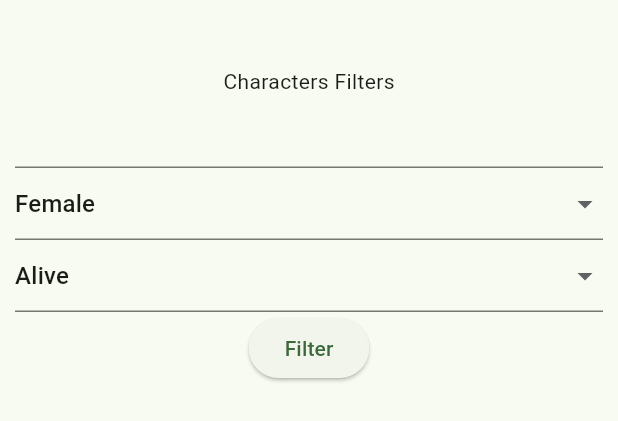
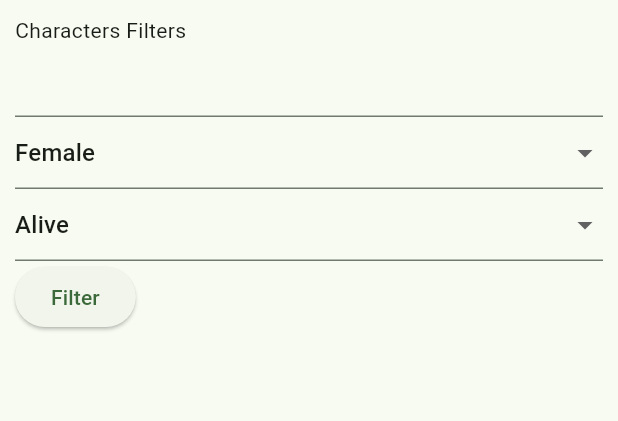
Before and after one commit to jairoportela/rick_and_morty_app, a Flutter app: the CharactersFilterModal widget shown alone on an empty page, opened directly with empty values, on a phone screen of 412 x 824 dp. Shown: the top 421 px of the screen. Run offline on Flutter 3.47's test engine with Material 2 defaults, Android fonts, the phone set to English and light mode, and no system bars; our stand-ins replace bloc, equatable, flutter_bloc, infinite_scroll_pagination.

Commit message:
feat: add blue print modal for filter

```diff
--- a/lib/src/characters/presentation/widgets/characters_filters_modal.dart
+++ b/lib/src/characters/presentation/widgets/characters_filters_modal.dart
@@ -21,21 +21,24 @@ class _CharactersFilterModalState extends State<CharactersFilterModal> {
 
   @override
   Widget build(BuildContext context) {
-    return SizedBox(
-      height: 300,
-      child: Padding(
-        padding: const EdgeInsets.all(10),
-        child: Center(
+    return Padding(
+      padding:
+          EdgeInsets.only(bottom: MediaQuery.of(context).viewInsets.bottom),
+      child: SizedBox(
+        height: 300,
+        child: Padding(
+          padding: const EdgeInsets.all(10).copyWith(bottom: 0),
           child: Column(
-            mainAxisAlignment: MainAxisAlignment.center,
+            crossAxisAlignment: CrossAxisAlignment.start,
             mainAxisSize: MainAxisSize.min,
             children: [
               const Text('Characters Filters'),
               TextFormField(
                 initialValue: _filters.searchName,
                 onChanged: (search) {
+                  final value = _filters.copyWith(searchName: () => search);
                   setState(() {
-                    _filters = _filters.copyWith(searchName: () => search);
+                    _filters = value;
                   });
                 },
               ),
@@ -51,8 +54,9 @@ class _CharactersFilterModalState extends State<CharactersFilterModal> {
                       .toList(),
                   onChanged: (selected) {
                     if (selected == null) return;
+                    final newValue = _filters.copyWith(gender: () => selected);
                     setState(() {
-                      _filters = _filters.copyWith(gender: () => selected);
+                      _filters = newValue;
                     });
                   }),
               DropdownButtonFormField(
@@ -67,13 +71,16 @@ class _CharactersFilterModalState extends State<CharactersFilterModal> {
                       .toList(),
                   onChanged: (selected) {
                     if (selected == null) return;
+                    final newValue = _filters.copyWith(status: () => selected);
                     setState(() {
-                      _filters = _filters.copyWith(status: () => selected);
+                      _filters = newValue;
                     });
                   }),
               ElevatedButton(
-                onPressed: () => Navigator.pop(context,
-                    widget.initialFilters != _filters ? _filters : null),
+                onPressed: () {
+                  Navigator.pop(context,
+                      widget.initialFilters != _filters ? _filters : null);
+                },
                 child: const Text('Filter'),
               ),
             ],
```
